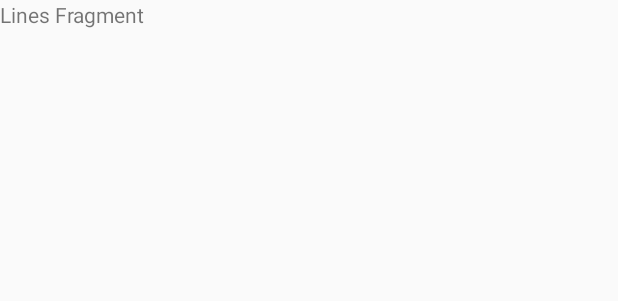
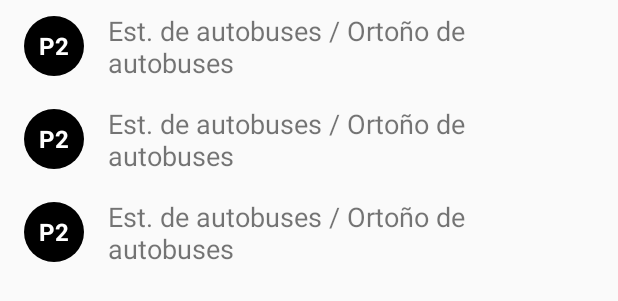
Before and after one commit to JoseAngelManeiro/BusSantiago, an Android app: the layout lines_fragment.xml on its own in the app's theme, with its tools: preview values and no code run, on a phone screen of 412 x 824 dp. Shown: the top 301 px of the screen. Run offline under Robolectric (Android 15) with nearby library versions, the phone set to English and light mode, and no system bars.

Commit message:
Designed list of lines

```diff
--- a/app/src/main/AndroidManifest.xml
+++ b/app/src/main/AndroidManifest.xml
@@ -12,7 +12,8 @@
     android:label="@string/app_name"
     android:roundIcon="@mipmap/ic_launcher_round"
     android:supportsRtl="true"
-    android:theme="@style/AppTheme">
+    android:theme="@style/AppTheme"
+    android:usesCleartextTraffic="true">
     <activity android:name=".MainActivity">
       <intent-filter>
         <action android:name="android.intent.action.MAIN"/>
--- /dev/null
+++ b/app/src/main/res/drawable/line_background.xml
@@ -0,0 +1,8 @@
+<?xml version="1.0" encoding="utf-8"?>
+<shape
+  xmlns:android="http://schemas.android.com/apk/res/android"
+  android:shape="oval">
+
+  <solid android:color="@android:color/black"/>
+
+</shape>
--- /dev/null
+++ b/app/src/main/res/layout/line_item.xml
@@ -0,0 +1,32 @@
+<?xml version="1.0" encoding="utf-8"?>
+<LinearLayout
+  xmlns:android="http://schemas.android.com/apk/res/android"
+  xmlns:tools="http://schemas.android.com/tools"
+  android:layout_width="match_parent"
+  android:layout_height="wrap_content"
+  android:orientation="horizontal"
+  android:paddingStart="@dimen/default_padding"
+  android:paddingEnd="@dimen/default_padding"
+  android:paddingTop="@dimen/small_padding"
+  android:paddingBottom="@dimen/small_padding"
+  android:gravity="center_vertical"
+  android:background="?attr/selectableItemBackground"
+  tools:context=".lines.LinesFragment">
+
+  <TextView
+    style="@style/Synoptic"
+    android:id="@+id/synopticTextView"
+    tools:text="P2"/>
+
+  <TextView
+    android:id="@+id/nameTextView"
+    android:layout_width="match_parent"
+    android:layout_height="wrap_content"
+    android:textSize="18sp"
+    android:lines="2"
+    android:ellipsize="end"
+    android:layout_marginStart="@dimen/default_margin"
+    android:gravity="center_vertical"
+    tools:text="Est. de autobuses / Ortoño de autobuses"/>
+
+</LinearLayout>
--- a/app/src/main/res/layout/lines_fragment.xml
+++ b/app/src/main/res/layout/lines_fragment.xml
@@ -2,14 +2,24 @@
 <FrameLayout
   xmlns:android="http://schemas.android.com/apk/res/android"
   xmlns:tools="http://schemas.android.com/tools"
+  xmlns:app="http://schemas.android.com/apk/res-auto"
   android:layout_width="match_parent"
   android:layout_height="match_parent"
   tools:context=".lines.LinesFragment">
 
-  <TextView
-    android:id="@+id/textViewLines"
+  <android.support.v7.widget.RecyclerView
+    android:id="@+id/linesRecyclerView"
     android:layout_width="match_parent"
     android:layout_height="match_parent"
-    android:text="Lines Fragment"/>
+    android:visibility="visible"
+    app:layoutManager="android.support.v7.widget.LinearLayoutManager"
+    tools:listitem="@layout/line_item" />
+
+  <ProgressBar
+    android:id="@+id/progressBar"
+    android:layout_width="wrap_content"
+    android:layout_height="wrap_content"
+    android:layout_gravity="center"
+    android:visibility="gone"/>
 
 </FrameLayout>
--- a/app/src/main/res/navigation/nav_graph.xml
+++ b/app/src/main/res/navigation/nav_graph.xml
@@ -9,7 +9,7 @@
   <fragment
     android:id="@+id/linesFragment"
     android:name="org.galio.bussantiago.lines.LinesFragment"
-    android:label="Lines Fragment"
+    android:label="Líneas"
     tools:layout="@layout/lines_fragment">
   </fragment>
 
--- a/app/src/main/res/values/colors.xml
+++ b/app/src/main/res/values/colors.xml
@@ -1,8 +1,9 @@
 <?xml version="1.0" encoding="utf-8"?>
 <resources>
-    <color name="colorPrimary">#008577</color>
-    <color name="colorPrimaryDark">#00574B</color>
-    <color name="colorAccent">#D81B60</color>
+  <color name="colorPrimary">#03A9F4</color>//Light Blue 500
+  <color name="colorPrimaryDark">#0288D1</color>//Light Blue 700
+  <color name="colorSecondary">#4FC3F7</color>//Light Blue 300
+  <color name="colorAccent">#FF6E40</color>//Deep Orange A200
 
     <color name="ic_launcher_background">#FFFFFF</color>
 </resources>
--- /dev/null
+++ b/app/src/main/res/values/dimens.xml
@@ -0,0 +1,7 @@
+<?xml version="1.0" encoding="utf-8"?>
+<resources>
+  <dimen name="default_padding">16dp</dimen>
+  <dimen name="default_margin">@dimen/default_padding</dimen>
+  <dimen name="small_padding">8dp</dimen>
+  <dimen name="small_margin">@dimen/small_padding</dimen>
+</resources>
--- a/app/src/main/res/values/styles.xml
+++ b/app/src/main/res/values/styles.xml
@@ -8,4 +8,14 @@
     <item name="colorAccent">@color/colorAccent</item>
   </style>
 
+  <style name="Synoptic">
+    <item name="android:layout_width">40dp</item>
+    <item name="android:layout_height">40dp</item>
+    <item name="android:textSize">16dp</item>
+    <item name="android:gravity">center</item>
+    <item name="android:textColor">@android:color/white</item>
+    <item name="android:background">@drawable/line_background</item>
+    <item name="android:textStyle">bold</item>
+  </style>
+
 </resources>
```
Also changed, not shown: app/src/main/java/org/galio/bussantiago/common/Extensions.kt (added, +8 -0 lines), app/src/main/java/org/galio/bussantiago/lines/LinesAdapter.kt (added, +45 -0 lines), app/src/main/java/org/galio/bussantiago/lines/LinesFragment.kt (+20 -4 lines). Lines whose indentation alone changed are shown as unchanged.
